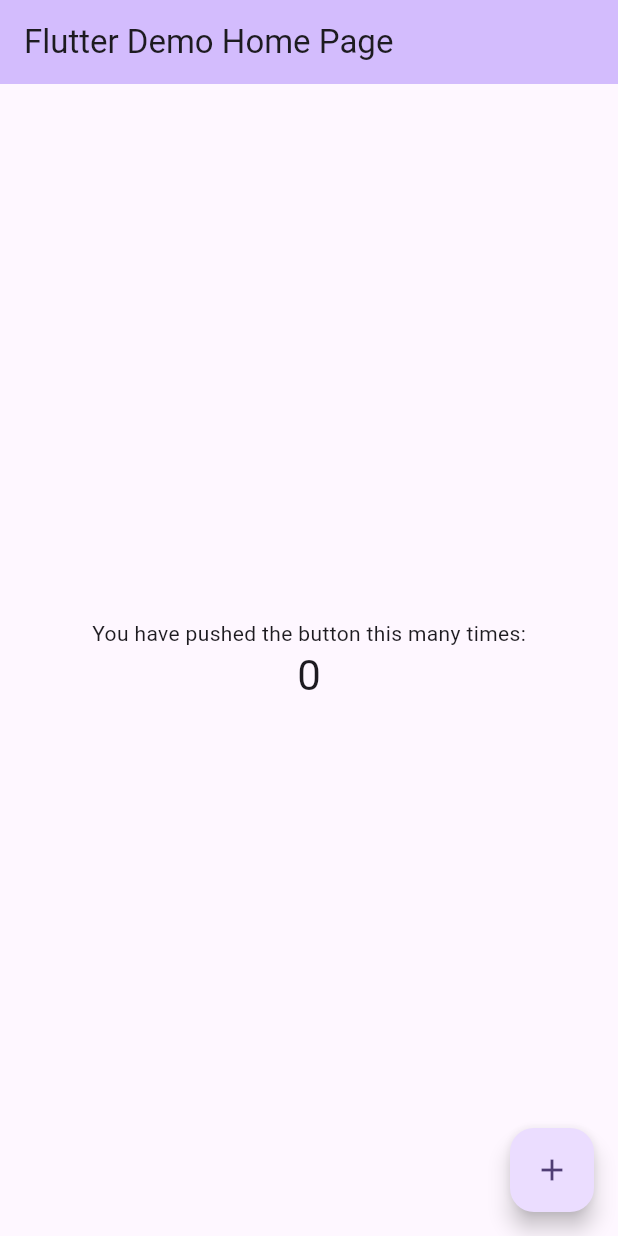
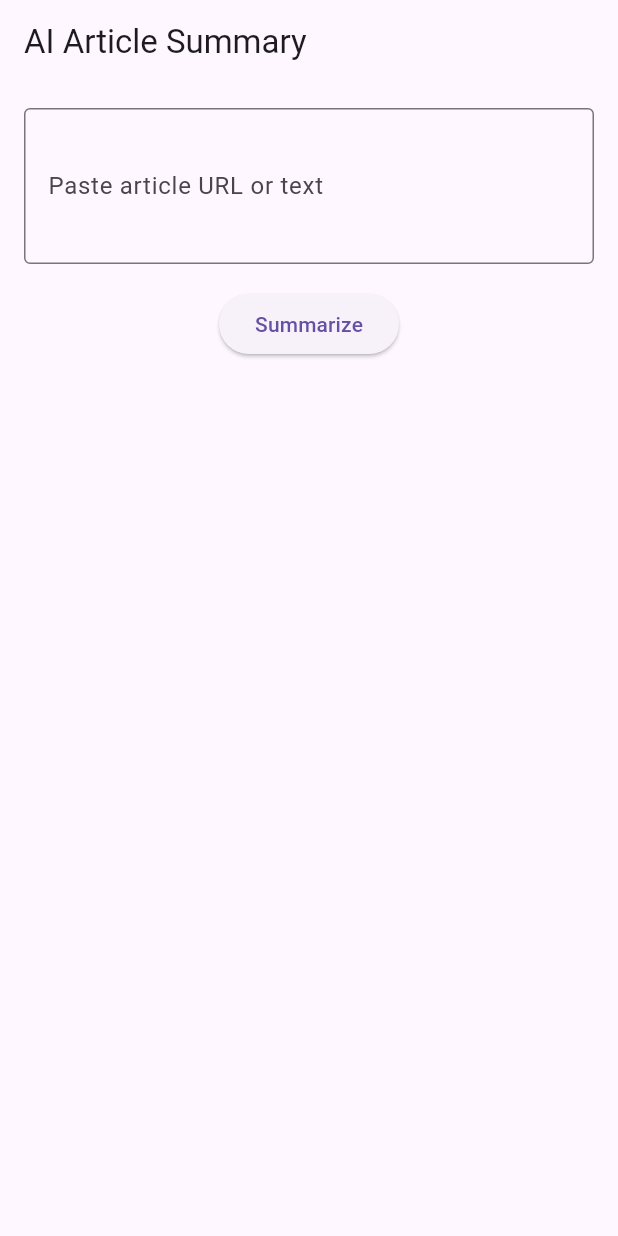
Before and after one commit to MiaDaddySH/ai-summary-app, a Flutter app: the screen it shows after launch, on a phone screen of 412 x 824 dp. Run offline on Flutter 3.47's test engine with Material 3 defaults, Android fonts, the phone set to English and light mode, and no system bars.

Commit message:
feat: add Flutter home screen UI

```diff
--- a/mobile/ai_summary_app/lib/main.dart
+++ b/mobile/ai_summary_app/lib/main.dart
@@ -1,122 +1,21 @@
 import 'package:flutter/material.dart';
+import 'screens/home_screen.dart';
 
 void main() {
-  runApp(const MyApp());
+  runApp(const AISummaryApp());
 }
 
-class MyApp extends StatelessWidget {
-  const MyApp({super.key});
+class AISummaryApp extends StatelessWidget {
+  const AISummaryApp({super.key});
 
-  // This widget is the root of your application.
   @override
   Widget build(BuildContext context) {
     return MaterialApp(
-      title: 'Flutter Demo',
+      title: 'AI Summary',
       theme: ThemeData(
-        // This is the theme of your application.
-        //
-        // TRY THIS: Try running your application with "flutter run". You'll see
-        // the application has a purple toolbar. Then, without quitting the app,
-        // try changing the seedColor in the colorScheme below to Colors.green
-        // and then invoke "hot reload" (save your changes or press the "hot
-        // reload" button in a Flutter-supported IDE, or press "r" if you used
-        // the command line to start the app).
-        //
-        // Notice that the counter didn't reset back to zero; the application
-        // state is not lost during the reload. To reset the state, use hot
-        // restart instead.
-        //
-        // This works for code too, not just values: Most code changes can be
-        // tested with just a hot reload.
-        colorScheme: ColorScheme.fromSeed(seedColor: Colors.deepPurple),
+        primarySwatch: Colors.blue,
       ),
-      home: const MyHomePage(title: 'Flutter Demo Home Page'),
+      home: const HomeScreen(),
     );
   }
 }
-
-class MyHomePage extends StatefulWidget {
-  const MyHomePage({super.key, required this.title});
-
-  // This widget is the home page of your application. It is stateful, meaning
-  // that it has a State object (defined below) that contains fields that affect
-  // how it looks.
-
-  // This class is the configuration for the state. It holds the values (in this
-  // case the title) provided by the parent (in this case the App widget) and
-  // used by the build method of the State. Fields in a Widget subclass are
-  // always marked "final".
-
-  final String title;
-
-  @override
-  State<MyHomePage> createState() => _MyHomePageState();
-}
-
-class _MyHomePageState extends State<MyHomePage> {
-  int _counter = 0;
-
-  void _incrementCounter() {
-    setState(() {
-      // This call to setState tells the Flutter framework that something has
-      // changed in this State, which causes it to rerun the build method below
-      // so that the display can reflect the updated values. If we changed
-      // _counter without calling setState(), then the build method would not be
-      // called again, and so nothing would appear to happen.
-      _counter++;
-    });
-  }
-
-  @override
-  Widget build(BuildContext context) {
-    // This method is rerun every time setState is called, for instance as done
-    // by the _incrementCounter method above.
-    //
-    // The Flutter framework has been optimized to make rerunning build methods
-    // fast, so that you can just rebuild anything that needs updating rather
-    // than having to individually change instances of widgets.
-    return Scaffold(
-      appBar: AppBar(
-        // TRY THIS: Try changing the color here to a specific color (to
-        // Colors.amber, perhaps?) and trigger a hot reload to see the AppBar
-        // change color while the other colors stay the same.
-        backgroundColor: Theme.of(context).colorScheme.inversePrimary,
-        // Here we take the value from the MyHomePage object that was created by
-        // the App.build method, and use it to set our appbar title.
-        title: Text(widget.title),
-      ),
-      body: Center(
-        // Center is a layout widget. It takes a single child and positions it
-        // in the middle of the parent.
-        child: Column(
-          // Column is also a layout widget. It takes a list of children and
-          // arranges them vertically. By default, it sizes itself to fit its
-          // children horizontally, and tries to be as tall as its parent.
-          //
-          // Column has various properties to control how it sizes itself and
-          // how it positions its children. Here we use mainAxisAlignment to
-          // center the children vertically; the main axis here is the vertical
-          // axis because Columns are vertical (the cross axis would be
-          // horizontal).
-          //
-          // TRY THIS: Invoke "debug painting" (choose the "Toggle Debug Paint"
-          // action in the IDE, or press "p" in the console), to see the
-          // wireframe for each widget.
-          mainAxisAlignment: MainAxisAlignment.center,
-          children: <Widget>[
-            const Text('You have pushed the button this many times:'),
-            Text(
-              '$_counter',
-              style: Theme.of(context).textTheme.headlineMedium,
-            ),
-          ],
-        ),
-      ),
-      floatingActionButton: FloatingActionButton(
-        onPressed: _incrementCounter,
-        tooltip: 'Increment',
-        child: const Icon(Icons.add),
-      ), // This trailing comma makes auto-formatting nicer for build methods.
-    );
-  }
-}
--- /dev/null
+++ b/mobile/ai_summary_app/lib/screens/home_screen.dart
@@ -0,0 +1,74 @@
+import 'package:flutter/material.dart';
+
+class HomeScreen extends StatefulWidget {
+  const HomeScreen({super.key});
+
+  @override
+  State<HomeScreen> createState() => _HomeScreenState();
+}
+
+class _HomeScreenState extends State<HomeScreen> {
+  final TextEditingController _controller = TextEditingController();
+
+  String _summary = "";
+  bool _loading = false;
+
+  void _summarize() async {
+    setState(() {
+      _loading = true;
+      _summary = "";
+    });
+
+    // 先模拟 API
+    await Future.delayed(const Duration(seconds: 2));
+
+    setState(() {
+      _summary = "This is a demo summary. Later we will connect the API.";
+      _loading = false;
+    });
+  }
+
+  @override
+  Widget build(BuildContext context) {
+    return Scaffold(
+      appBar: AppBar(
+        title: const Text("AI Article Summary"),
+      ),
+      body: Padding(
+        padding: const EdgeInsets.all(16),
+        child: Column(
+          children: [
+
+            TextField(
+              controller: _controller,
+              decoration: const InputDecoration(
+                labelText: "Paste article URL or text",
+                border: OutlineInputBorder(),
+              ),
+              maxLines: 3,
+            ),
+
+            const SizedBox(height: 16),
+
+            ElevatedButton(
+              onPressed: _loading ? null : _summarize,
+              child: const Text("Summarize"),
+            ),
+
+            const SizedBox(height: 20),
+
+            if (_loading) const CircularProgressIndicator(),
+
+            if (_summary.isNotEmpty)
+              Card(
+                child: Padding(
+                  padding: const EdgeInsets.all(16),
+                  child: Text(_summary),
+                ),
+              ),
+          ],
+        ),
+      ),
+    );
+  }
+}
```
Also changed, not shown: mobile/ai_summary_app/lib/services/api_service.dart (added), mobile/ai_summary_app/lib/widgets/summary_card.dart (added), 1 other file.
